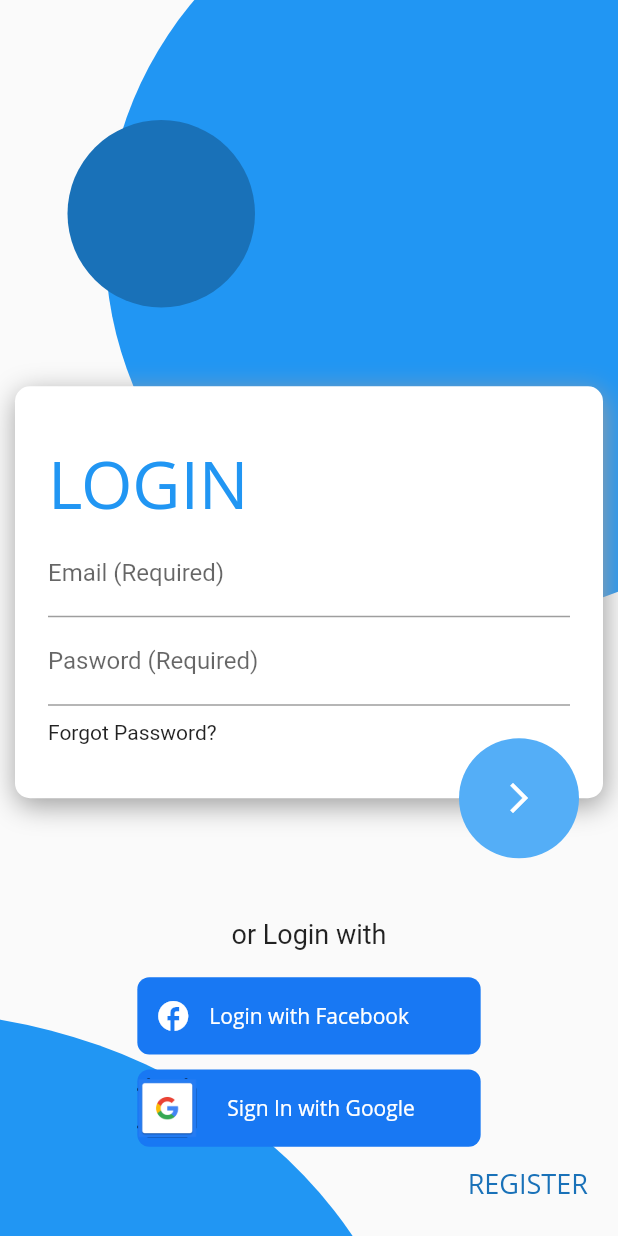
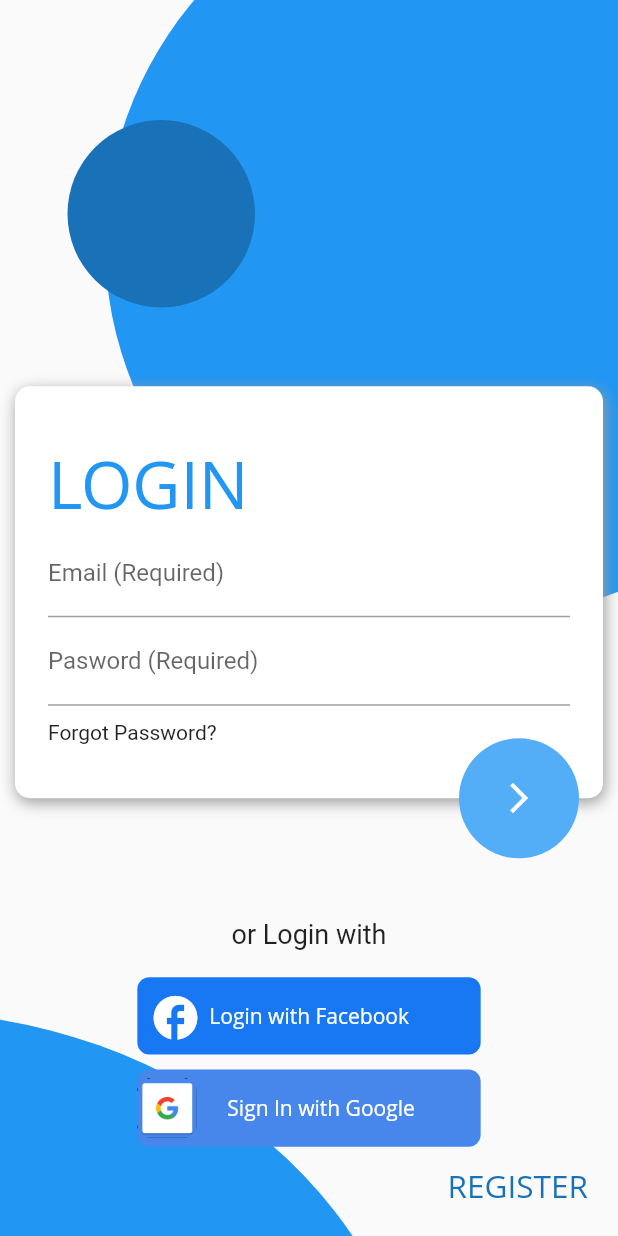
Before and after one commit to navaneethku/photos-api, a Flutter app: the screen it shows after launch, on a phone screen of 412 x 824 dp. Run offline on Flutter 3.47's test engine with Material 2 defaults, Android fonts, the light colour scheme and no system bars; our stand-ins replace get; Roboto replaces fonts that are missing (Open Sans).

Commit message:
minor improvements

```diff
--- a/navaneeth_app/lib/app/modules/Register/views/register_view.dart
+++ b/navaneeth_app/lib/app/modules/Register/views/register_view.dart
@@ -75,10 +75,10 @@ class RegisterView extends GetView<RegisterController> {
                               boxShadow: [
                                 BoxShadow(
                                   color: Colors.grey,
-                                  blurRadius: 15.0,
+                                  blurRadius: 8,
                                   offset: Offset(
                                     1.0,
-                                    5.0,
+                                    3.0,
                                   ),
                                 )
                               ],
@@ -179,7 +179,10 @@ class RegisterView extends GetView<RegisterController> {
                                   child: Row(children: [
                                     IconButton(
                                       onPressed: () {},
-                                      icon: const Icon(Icons.facebook_rounded),
+                                      icon: const Icon(
+                                        Icons.facebook_rounded,
+                                        size: 35,
+                                      ),
                                       color: Colors.white,
                                     ),
                                     const Text(
@@ -197,7 +200,7 @@ class RegisterView extends GetView<RegisterController> {
                                 ),
                                 Container(
                                   decoration: BoxDecoration(
-                                      color: Color(0xff1878f3),
+                                      color: Color(0xff4786eb),
                                       borderRadius: BorderRadius.circular(8)),
                                   width: width / 1.8,
                                   height: width / 8,
@@ -229,7 +232,7 @@ class RegisterView extends GetView<RegisterController> {
                               style: TextStyle(
                                   color: Color(0xff1971b8),
                                   fontFamily: 'Open Sans',
-                                  fontSize: 18,
+                                  fontSize: 21,
                                   fontWeight: FontWeight.w500),
                             )),
                       ],
```
